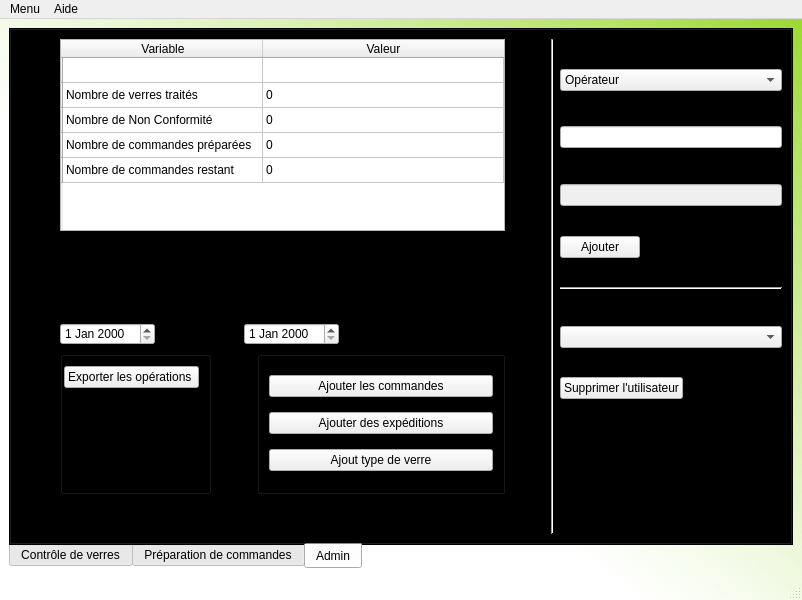
Before: the Qt Designer form mainwindow.ui in bsellier/lpc, drawn with Qt 5.
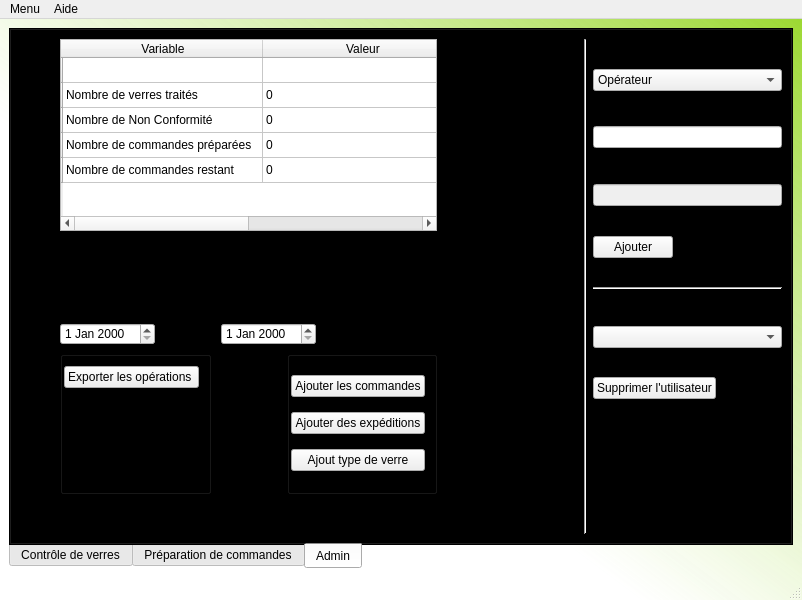
After: the same form once the commit is applied. The open tabs and pages were chosen to show the change.

Commit message: main win

What changed in the file:
```diff
--- a/mainwindow.ui
+++ b/mainwindow.ui
@@ -662,7 +662,7 @@
        </attribute>
        <layout class="QHBoxLayout" name="horizontalLayout_14">
         <item>
-         <layout class="QHBoxLayout" name="horizontalLayout_13" stretch="0,4,0,0,2">
+         <layout class="QHBoxLayout" name="horizontalLayout_13" stretch="0,8,3,0,4">
           <item>
            <spacer name="horizontalSpacer_16">
             <property name="orientation">
@@ -931,7 +931,7 @@
              </layout>
             </item>
             <item>
-             <layout class="QHBoxLayout" name="horizontalLayout_9" stretch="0,0,4">
+             <layout class="QHBoxLayout" name="horizontalLayout_9" stretch="0,4,0">
               <item>
                <widget class="QGroupBox" name="verticalGroupBox">
                 <layout class="QVBoxLayout" name="verticalLayout_10">
@@ -991,7 +991,13 @@
               </item>
               <item>
                <widget class="QGroupBox" name="verticalGroupBox_4">
+                <property name="flat">
+                 <bool>true</bool>
+                </property>
                 <layout class="QVBoxLayout" name="verticalLayout_7">
+                 <property name="leftMargin">
+                  <number>1</number>
+                 </property>
                  <item>
                   <widget class="QPushButton" name="cmdAjoutCommande">
                    <property name="text">
```
Left out of the diff: 31 changed lines with no effect on the pictures. The commit also changes 2 other files.
